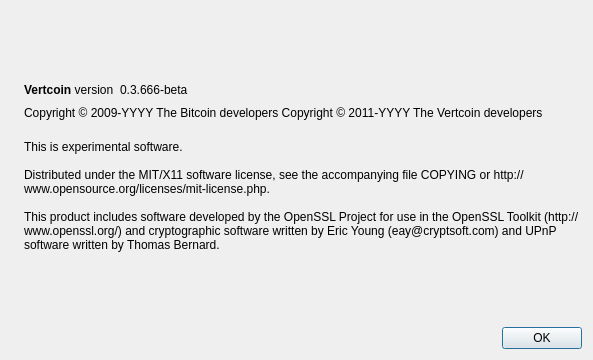
The window that src/qt/forms/aboutdialog.ui (greekcoin/e) describes before a commit, drawn with Qt 5.
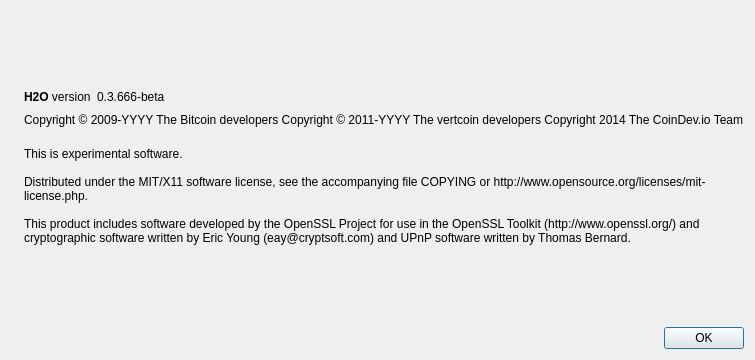
The same window after the commit. Icons and pictures are not drawn.

What changed in the file:
```diff
--- a/src/qt/forms/aboutdialog.ui
+++ b/src/qt/forms/aboutdialog.ui
@@ -50,7 +50,7 @@
           <cursorShape>IBeamCursor</cursorShape>
          </property>
          <property name="text">
-          <string>&lt;b&gt;Vertcoin&lt;/b&gt; version</string>
+          <string>&lt;b&gt;H2O&lt;/b&gt; version</string>
          </property>
          <property name="textInteractionFlags">
           <set>Qt::LinksAccessibleByMouse|Qt::TextSelectableByKeyboard|Qt::TextSelectableByMouse</set>
@@ -92,7 +92,8 @@
        </property>
        <property name="text">
         <string notr="true">Copyright &amp;copy; 2009-YYYY The Bitcoin developers
-Copyright &amp;copy; 2011-YYYY The Vertcoin developers</string>
+Copyright &amp;copy; 2011-YYYY The vertcoin developers
+Copyright 2014 The CoinDev.io Team</string>
        </property>
        <property name="textFormat">
         <enum>Qt::RichText</enum>
```
Left out of the diff: 2 changed lines with no effect on the pictures.
